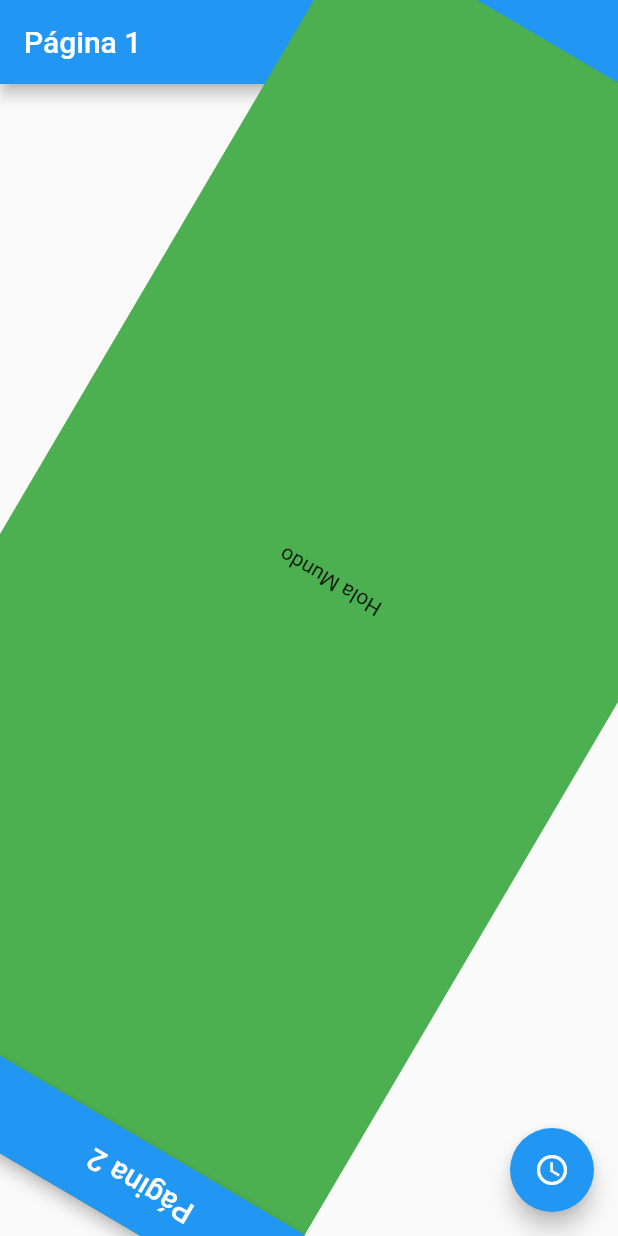
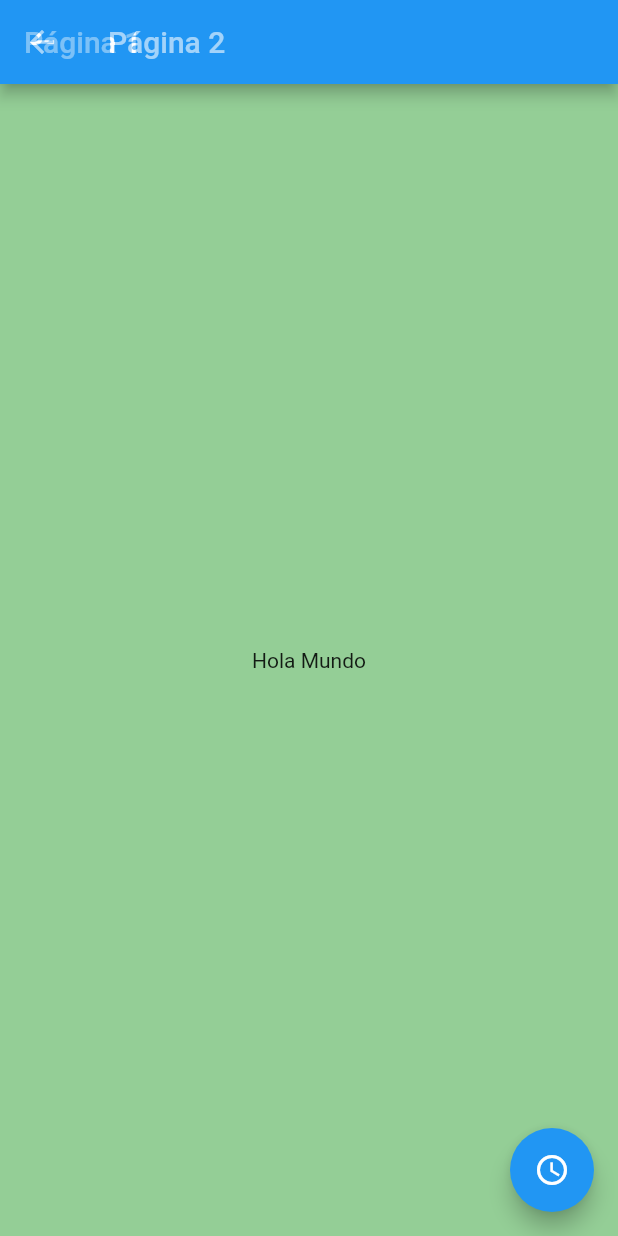
Before and after one commit to pedromolesp/TransicionesFlutter, a Flutter app: the screen it shows after launch, after a tap on the "access time" icon, on a phone screen of 412 x 824 dp. Run offline on Flutter 3.47's test engine with Material 2 defaults, Android fonts, the light colour scheme and no system bars.

Commit message:
terminada clase 194

```diff
--- a/lib/pages/pagina1_page.dart
+++ b/lib/pages/pagina1_page.dart
@@ -37,10 +37,14 @@
             child: child,
             scale:
                 Tween<double>(begin: 0.0, end: 1.0).animate(curvedAnimation)); */
-        return RotationTransition(
-            child: child,
-            turns:
-                Tween<double>(begin: 0.0, end: 1.0).animate(curvedAnimation));
+        // return RotationTransition(
+        //     child: child,
+        //     turns:
+        //         Tween<double>(begin: 0.0, end: 1.0).animate(curvedAnimation));
+        return FadeTransition(
+          opacity: Tween<double>(begin: 0.0, end: 1.0).animate(curvedAnimation),
+          child: child,
+        );
       },
       transitionDuration: Duration(seconds: 2),
     );
```
